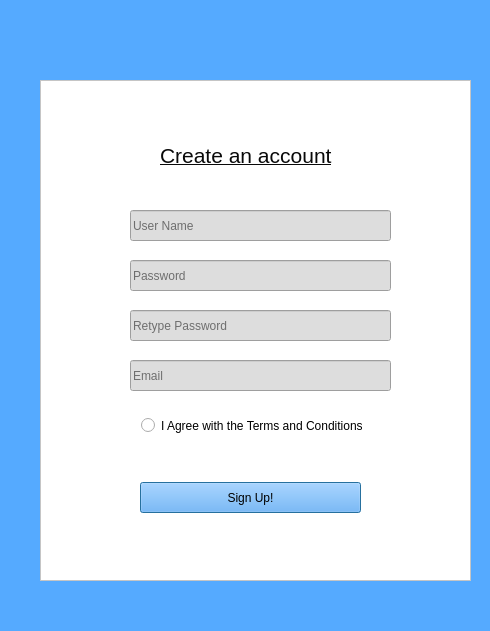
Old version of the form Frontend/SignUp.ui in the repository YY0NII/DeskFood.
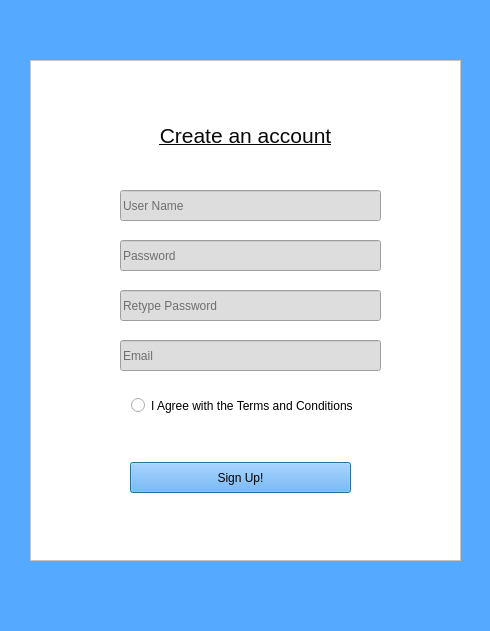
New version of the form.

What changed in the file:
```diff
--- a/Frontend/SignUp.ui
+++ b/Frontend/SignUp.ui
@@ -19,8 +19,8 @@
   <widget class="QFrame" name="frame">
    <property name="geometry">
     <rect>
-     <x>40</x>
-     <y>80</y>
+     <x>30</x>
+     <y>60</y>
      <width>431</width>
      <height>501</height>
     </rect>
@@ -49,6 +49,9 @@
     <property name="textFormat">
      <enum>Qt::RichText</enum>
     </property>
+    <property name="alignment">
+     <set>Qt::AlignCenter</set>
+    </property>
    </widget>
    <widget class="QLineEdit" name="lineEdit">
     <property name="geometry">
@@ -154,6 +157,9 @@
     <property name="text">
      <string>I Agree with the Terms and Conditions</string>
     </property>
+    <property name="checked">
+     <bool>false</bool>
+    </property>
    </widget>
   </widget>
  </widget>
```
Left out of the diff: 12 changed lines with no effect on the pictures.
